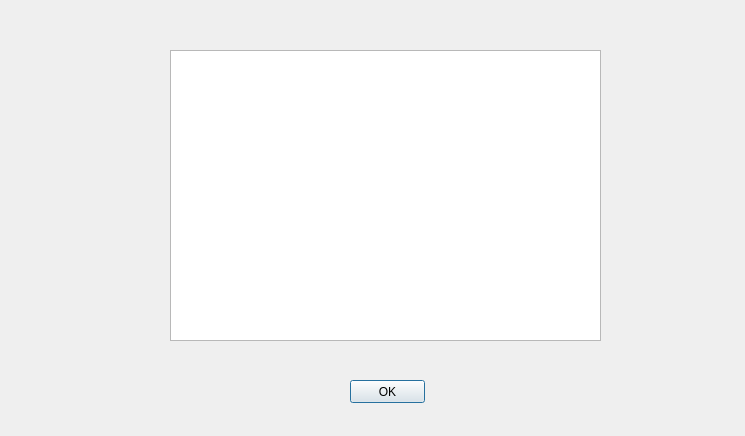
The window that startwindow.ui (OliaPopovych/WebSystemModeling) describes before a commit, drawn with Qt 5.
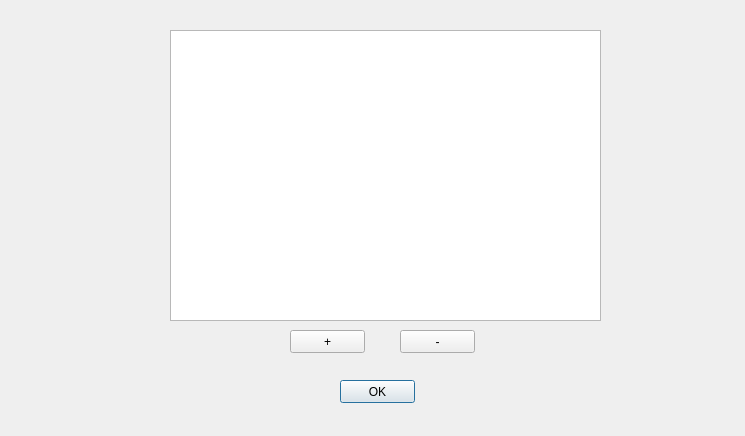
The same window after the commit.

Commit message: Now can pass matrix from 1 window to another

```diff
--- a/startwindow.ui
+++ b/startwindow.ui
@@ -17,7 +17,7 @@
    <property name="geometry">
     <rect>
      <x>170</x>
-     <y>50</y>
+     <y>30</y>
      <width>431</width>
      <height>291</height>
     </rect>
@@ -26,7 +26,7 @@
   <widget class="QPushButton" name="pushButton">
    <property name="geometry">
     <rect>
-     <x>350</x>
+     <x>340</x>
      <y>380</y>
      <width>75</width>
      <height>23</height>
@@ -36,6 +36,32 @@
     <string>OK</string>
    </property>
   </widget>
+  <widget class="QPushButton" name="pushButton_2">
+   <property name="geometry">
+    <rect>
+     <x>290</x>
+     <y>330</y>
+     <width>75</width>
+     <height>23</height>
+    </rect>
+   </property>
+   <property name="text">
+    <string>+</string>
+   </property>
+  </widget>
+  <widget class="QPushButton" name="pushButton_3">
+   <property name="geometry">
+    <rect>
+     <x>400</x>
+     <y>330</y>
+     <width>75</width>
+     <height>23</height>
+    </rect>
+   </property>
+   <property name="text">
+    <string>-</string>
+   </property>
+  </widget>
  </widget>
  <resources/>
  <connections/>
```
The commit also changes 6 other files.
